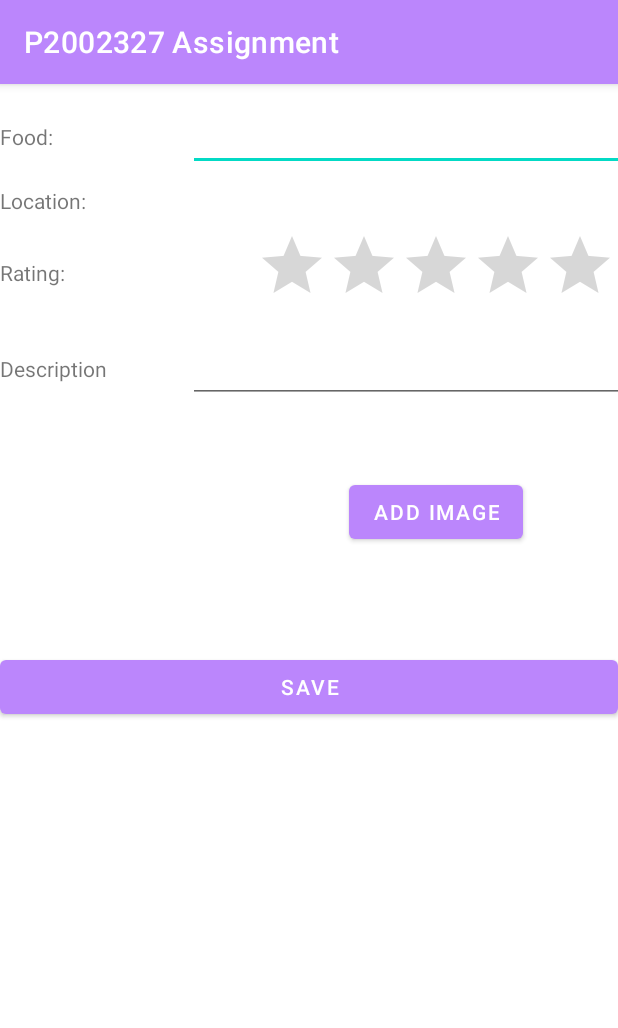
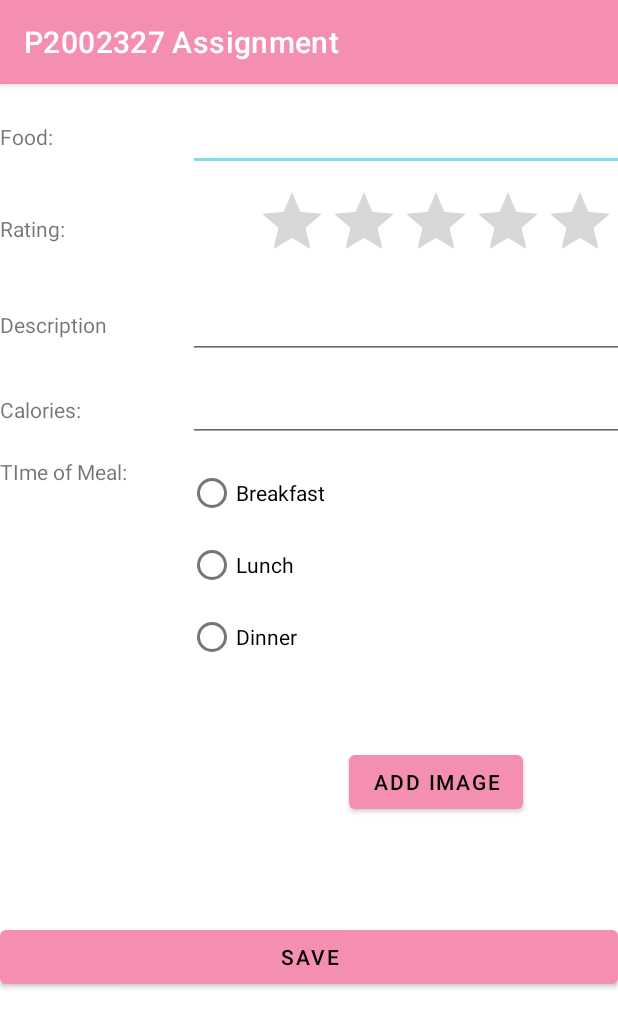
Before and after one commit to Phernoix/shiny-octo-goggles, an Android app: the screen it shows after launch (DetailForm), in the options menu, after a tap on "Add", on a phone screen of 412 x 824 dp. Shown: the top 1028 px of the screen. Run offline under Robolectric (Android 15) with nearby library versions, the phone set to English and light mode, and no system bars; pictures from the network do not load.

Commit message:
second commit

```diff
--- a/app/src/main/java/sp/com/About.java
+++ b/app/src/main/java/sp/com/About.java
@@ -27,4 +27,8 @@ public class About extends AppCompatActivity {
 
         }
     }
+    public void phoneMsg(View view){
+        Intent intent = new Intent(Intent.ACTION_DIAL, Uri.parse("tel:" + "+6594760130"));
+        startActivity(intent);
+    }
 }
--- a/app/src/main/java/sp/com/FoodHelper.java
+++ b/app/src/main/java/sp/com/FoodHelper.java
@@ -7,7 +7,7 @@ import android.database.sqlite.SQLiteDatabase;
 import android.database.sqlite.SQLiteOpenHelper;
 
 public class FoodHelper extends SQLiteOpenHelper {
-    private static final String DATABASE_NAME = "foodlist.db";
+    private static final String DATABASE_NAME = "foodlist1.db";
     private static final int SCHEME_VERSION = 1;
 
     public FoodHelper(Context context) {
@@ -16,7 +16,7 @@ public class FoodHelper extends SQLiteOpenHelper {
 
     @Override
     public void onCreate(SQLiteDatabase db) {
-        db.execSQL("CREATE TABLE food_table(_id INTEGER PRIMARY KEY AUTOINCREMENT,foodRating REAL, foodName TEXT , foodDescription TEXT, foodImage);");
+        db.execSQL("CREATE TABLE food_table(_id INTEGER PRIMARY KEY AUTOINCREMENT,foodRating REAL, foodName TEXT , foodDescription TEXT, foodImage, foodCalories TEXT, foodTimes TEXT);");
 
     }
 
@@ -26,7 +26,7 @@ public class FoodHelper extends SQLiteOpenHelper {
 
     public Cursor getAll() {
         return (getReadableDatabase().rawQuery(
-                "SELECT _id, foodRating, foodName, foodDescription,foodImage FROM food_table ORDER BY foodName", null));
+                "SELECT _id, foodRating, foodName, foodDescription,foodImage, foodCalories, foodTimes  FROM food_table ORDER BY foodName", null));
 
     }
 
@@ -35,38 +35,44 @@ public class FoodHelper extends SQLiteOpenHelper {
 
         return (getReadableDatabase().rawQuery(
                 "SELECT _id, foodRating, foodName, foodDescription," +
-                        "foodImage FROM food_table WHERE _ID=?", args));
+                        "foodImage, foodCalories, foodTimes FROM food_table WHERE _ID=?", args));
 
     }
 
-    public void insert(Float foodRating, String foodName, String foodDescription, byte[] foodImage) {
+    public void insert(Float foodRating, String foodName, String foodDescription, byte[] foodImage, String foodCalories,String foodTimes) {
         ContentValues cv = new ContentValues();
 
         cv.put("foodRating", foodRating);
         cv.put("foodName", foodName);
         cv.put("foodDescription", foodDescription);
         cv.put("foodImage", foodImage);
+        cv.put("foodCalories",foodCalories);
+        cv.put("foodTimes",foodTimes);
 
         getWritableDatabase().insert("food_table", "foodName", cv);
 
     }
 
-    public void insertNoImage(Float foodRating, String foodName, String foodDescription) {
+    public void insertNoImage(Float foodRating, String foodName, String foodDescription, String foodCalories, String foodTimes) {
         ContentValues cv = new ContentValues();
         cv.put("foodRating", foodRating);
         cv.put("foodName", foodName);
         cv.put("foodDescription", foodDescription);
+        cv.put("foodCalories",foodCalories);
+        cv.put("foodTimes",foodTimes);
 
         getWritableDatabase().insert("food_table", "foodName", cv);
 
     }
 
-    public void update(String id, Float foodRating, String foodName, String foodDescription) {
+    public void update(String id, Float foodRating, String foodName, String foodDescription,String foodCalories, String foodTimes) {
         ContentValues cv = new ContentValues();
         String[] args = {id};
         cv.put("foodRating", foodRating);
         cv.put("foodName", foodName);
         cv.put("foodDescription", foodDescription);
+        cv.put("foodCalories",foodCalories);
+        cv.put("foodTimes",foodTimes);
 
         getWritableDatabase().update("food_table", cv, "_ID=?", args);
     }
@@ -90,5 +96,9 @@ public class FoodHelper extends SQLiteOpenHelper {
     public byte[] getFoodImage(Cursor c) {
         return (c.getBlob(4));
     }
+    public String getFoodCalories(Cursor c) {
+        return (c.getString(5));
+    }
+    public String getFoodTimes(Cursor c){return (c.getString(6));}
 
 }
--- a/app/src/main/res/layout/detailform.xml
+++ b/app/src/main/res/layout/detailform.xml
@@ -40,22 +40,6 @@
                         android:maxLength="30"
                         android:minHeight="48dp"
                         tools:ignore="SpeakableTextPresentCheck" />
-                </TableRow>
-
-                <TableRow
-                    android:layout_width="match_parent"
-                    android:layout_height="match_parent"
-                    android:layout_marginTop="10dp">
-
-                    <TextView
-                        android:layout_width="wrap_content"
-                        android:layout_height="wrap_content"
-                        android:text="Location:" />
-
-                    <TextView
-                        android:id="@+id/location"
-                        android:layout_width="match_parent"
-                        android:layout_height="wrap_content" />
                 </TableRow>
 
                 <TableRow
@@ -110,7 +94,57 @@
                         android:minHeight="48dp"
                         tools:ignore="SpeakableTextPresentCheck" />
                 </TableRow>
+                <TableRow
+                    android:layout_width="match_parent"
+                    android:layout_height="match_parent"
+                    android:layout_marginTop="10dp">
 
+                    <TextView
+                        android:layout_width="wrap_content"
+                        android:layout_height="wrap_content"
+                        android:text="Calories:" />
+
+                    <EditText
+                        android:id="@+id/food_calories"
+                        android:layout_width="match_parent"
+                        android:layout_height="wrap_content"
+                        android:inputType="number" />
+                </TableRow>
+                <TableRow
+                    android:layout_width="match_parent"
+                    android:layout_height="match_parent"
+                    android:layout_marginTop="10dp">
+
+                    <TextView
+                        android:layout_width="wrap_content"
+                        android:layout_height="wrap_content"
+                        android:text="TIme of Meal:" />
+
+                    <RadioGroup
+                        android:id="@+id/food_times"
+                        android:layout_width="wrap_content"
+                        android:layout_height="wrap_content">
+
+                        <RadioButton
+                            android:id="@+id/breakfast"
+                            android:layout_width="match_parent"
+                            android:layout_height="wrap_content"
+                            android:text="Breakfast" />
+
+                        <RadioButton
+                            android:id="@+id/lunch"
+                            android:layout_width="match_parent"
+                            android:layout_height="wrap_content"
+                            android:text="Lunch" />
+
+                        <RadioButton
+                            android:id="@+id/dinner"
+                            android:layout_width="match_parent"
+                            android:layout_height="wrap_content"
+                            android:text="Dinner" />
+                    </RadioGroup>
+
+                </TableRow>
                 <TableRow
                     android:layout_width="match_parent"
                     android:layout_height="match_parent"
--- a/app/src/main/res/values/colors.xml
+++ b/app/src/main/res/values/colors.xml
@@ -1,10 +1,18 @@
 <?xml version="1.0" encoding="utf-8"?>
 <resources>
-    <color name="purple_200">#FFBB86FC</color>
-    <color name="purple_500">#FF6200EE</color>
-    <color name="purple_700">#FF3700B3</color>
-    <color name="teal_200">#FF03DAC5</color>
-    <color name="teal_700">#FF018786</color>
+    <color name="primaryColor">#f48fb1</color>
+
+    <color name="primaryLightColor">#ffc1e3</color>
+
+    <color name="primaryDarkColor">#bf5f82</color>
+
+    <color name="secondaryColor">#80deea</color>
+
+    <color name="secondaryLightColor">#b4ffff</color>
+
+    <color name="secondaryDarkColor">#4bacb8</color>
+
+
     <color name="black">#FF000000</color>
     <color name="white">#FFFFFFFF</color>
 </resources>
--- a/app/src/main/res/values/themes.xml
+++ b/app/src/main/res/values/themes.xml
@@ -2,12 +2,12 @@
     <!-- Base application theme. -->
     <style name="Theme.P2002327Assignment" parent="Theme.MaterialComponents.DayNight.DarkActionBar">
         <!-- Primary brand color. -->
-        <item name="colorPrimary">@color/purple_200</item>
-        <item name="colorPrimaryVariant">@color/purple_500</item>
-        <item name="colorOnPrimary">@color/white</item>
+        <item name="colorPrimary">@color/primaryColor</item>
+        <item name="colorPrimaryVariant">@color/primaryDarkColor</item>
+        <item name="colorOnPrimary">@color/black</item>
         <!-- Secondary brand color. -->
-        <item name="colorSecondary">@color/teal_200</item>
-        <item name="colorSecondaryVariant">@color/teal_700</item>
+        <item name="colorSecondary">@color/secondaryColor</item>
+        <item name="colorSecondaryVariant">@color/secondaryDarkColor</item>
         <item name="colorOnSecondary">@color/black</item>
         <!-- Status bar color. -->
         <item name="android:statusBarColor" tools:targetApi="l">?attr/colorPrimaryVariant</item>
```
Also changed, not shown: app/src/main/java/sp/com/DetailForm.java (+29 -2 lines), app/src/main/java/sp/com/FoodList.java (+6 -1 lines), app/src/main/res/layout/activity_about.xml (+18 -6 lines), app/src/main/res/layout/row.xml (+14 -0 lines), app/src/main/res/drawable-v24/phone.png (added).
